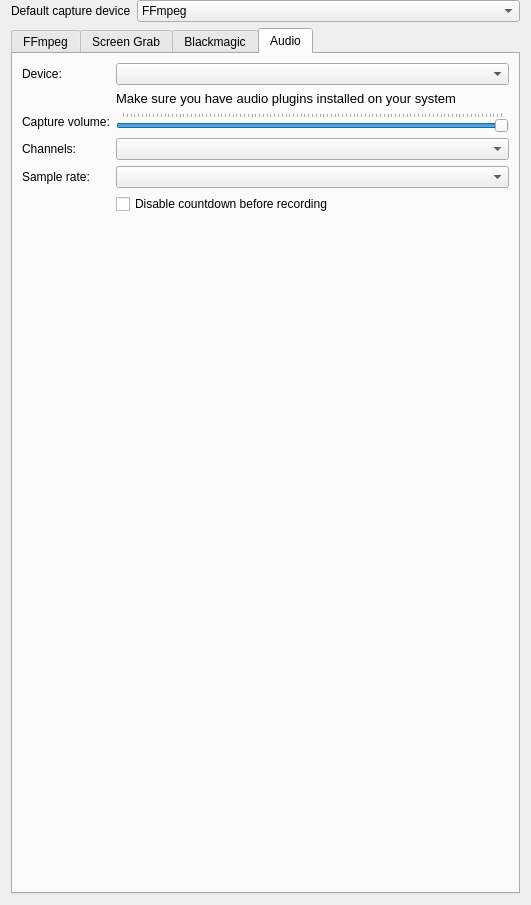
Old version of the form src/ui/configcapture_ui.ui in the repository KDE/kdenlive.
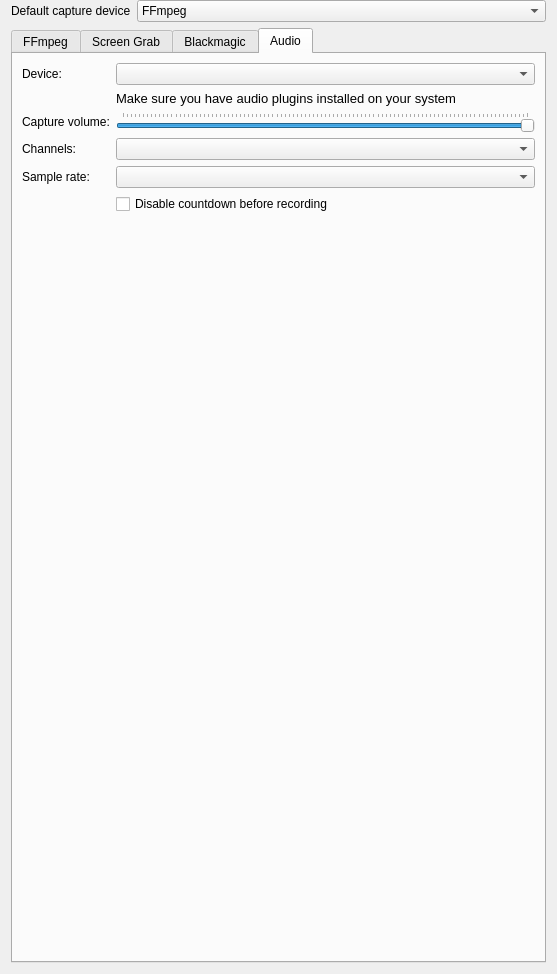
New version of the form.

Patch:
```diff
--- a/src/ui/configcapture_ui.ui
+++ b/src/ui/configcapture_ui.ui
@@ -6,6 +6,14 @@
  </author>
  <class>ConfigCapture_UI</class>
  <widget class="QWidget" name="ConfigCapture_UI">
+  <property name="geometry">
+   <rect>
+    <x>0</x>
+    <y>0</y>
+    <width>557</width>
+    <height>974</height>
+   </rect>
+  </property>
   <layout class="QGridLayout" name="gridLayout_8">
    <property name="topMargin">
     <number>0</number>
```
Left out of the diff: 4 changed lines with no effect on the pictures.
